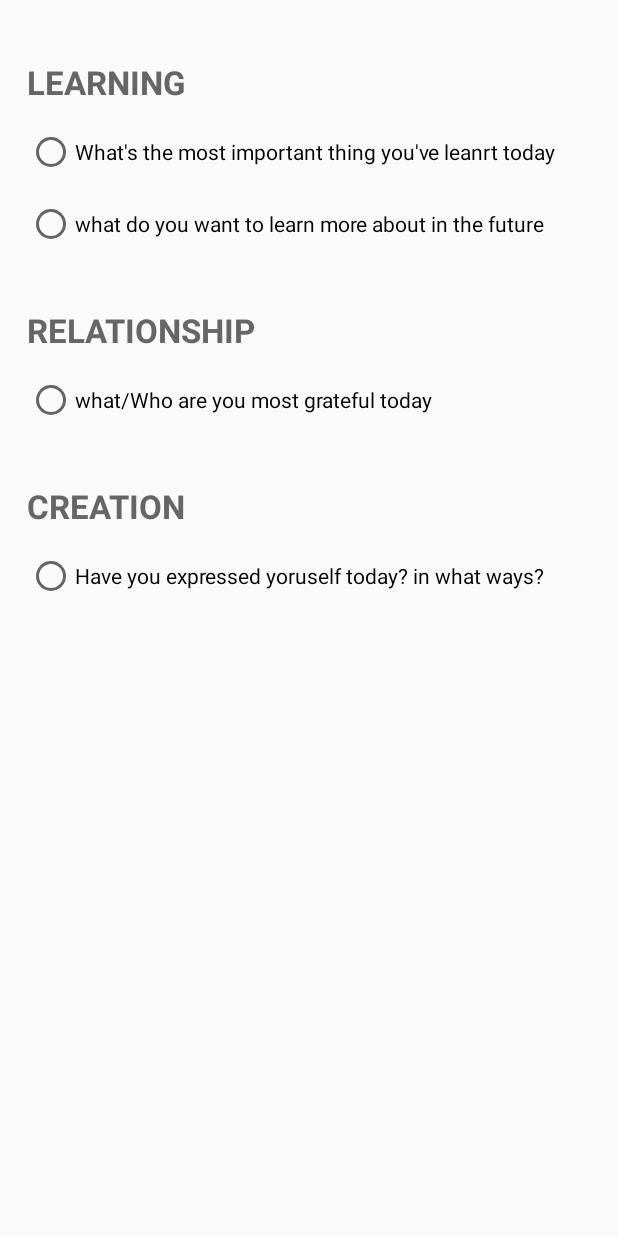
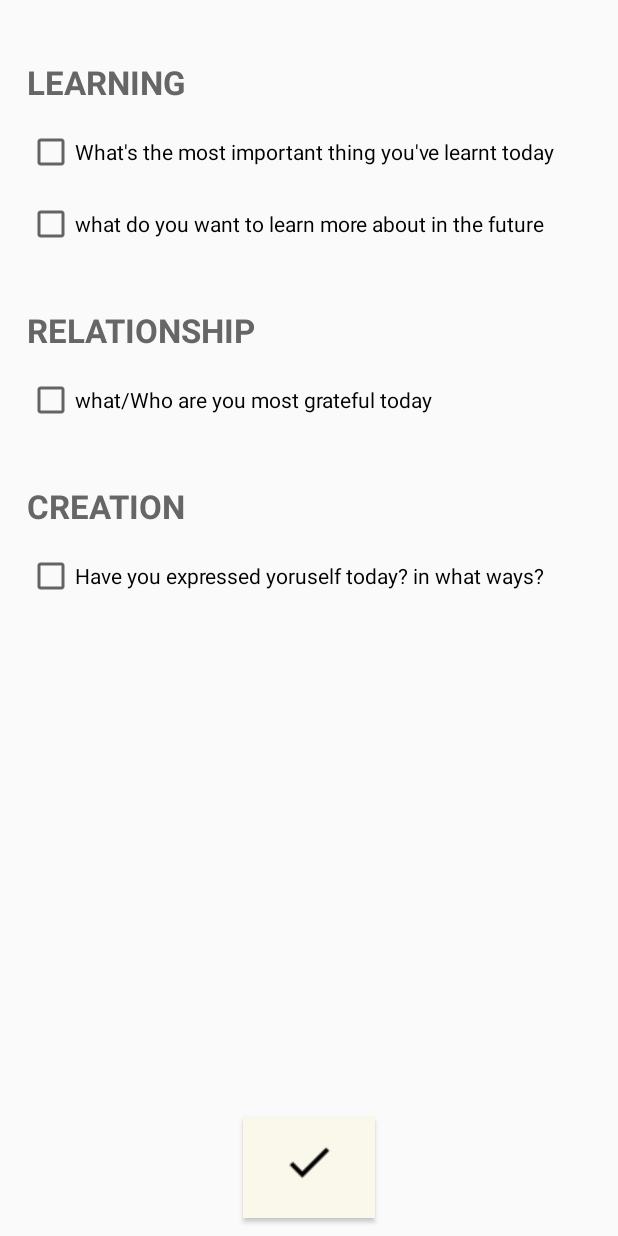
Before and after one commit to Lenaleuih/Echo_journal_app, an Android app: the layout activity_prompt.xml on its own in the app's theme, with its tools: preview values and no code run, on a phone screen of 412 x 824 dp. Run offline under Robolectric (Android 15) with nearby library versions, the phone set to English and light mode, and no system bars.

Commit message:
revise prompt for result

```diff
--- /dev/null
+++ b/app/src/main/java/com/example/android/sfinalproject_lenalshuangtingy/Keys.java
@@ -0,0 +1,5 @@
+package com.example.android.sfinalproject_lenalshuangtingy;
+
+public interface Keys {
+    String PROMPT_KEY = "p1";
+}
--- a/app/src/main/res/layout/activity_prompt.xml
+++ b/app/src/main/res/layout/activity_prompt.xml
@@ -1,11 +1,16 @@
 <?xml version="1.0" encoding="utf-8"?>
-<LinearLayout xmlns:android="http://schemas.android.com/apk/res/android"
+<RelativeLayout xmlns:android="http://schemas.android.com/apk/res/android"
     xmlns:app="http://schemas.android.com/apk/res-auto"
     xmlns:tools="http://schemas.android.com/tools"
     android:layout_width="match_parent"
     android:layout_height="match_parent"
     android:orientation="vertical"
     tools:context=".PromptActivity">
+
+    <LinearLayout
+        android:layout_width="match_parent"
+        android:layout_height="wrap_content"
+        android:orientation="vertical">
 
         <TextView
             style="@style/settingText"
@@ -14,24 +19,26 @@
             android:text="Learning" />
 
 
-    <RadioButton
-        android:id="@+id/learning1btn"
+        <CheckBox
+            android:id="@+id/prompt1btn"
             android:layout_width="match_parent"
             android:layout_height="wrap_content"
             android:layout_marginLeft="18dp"
             android:layout_marginTop="16dp"
             android:maxEms="15"
+            android:onClick="onCheckboxClicked"
             android:singleLine="false"
-        android:text="What's the most important thing you've leanrt today" />
+            android:text="What's the most important thing you've learnt today" />
 
 
-    <RadioButton
-        android:id="@+id/learning2btn"
+        <CheckBox
+            android:id="@+id/prompt2btn"
             android:layout_width="match_parent"
             android:layout_height="wrap_content"
             android:layout_marginLeft="18dp"
             android:layout_marginTop="16dp"
             android:maxEms="15"
+            android:onClick="onCheckboxClicked"
             android:singleLine="false"
             android:text="what do you want to learn more about in the future" />
 
@@ -41,13 +48,14 @@
             android:layout_height="wrap_content"
             android:text="Relationship" />
 
-    <RadioButton
-        android:id="@+id/learning3btn"
+        <CheckBox
+            android:id="@+id/prompt3btn"
             android:layout_width="match_parent"
             android:layout_height="wrap_content"
             android:layout_marginLeft="18dp"
             android:layout_marginTop="16dp"
             android:maxEms="15"
+            android:onClick="onCheckboxClicked"
             android:singleLine="false"
             android:text="what/Who are you most grateful today" />
 
@@ -58,15 +66,30 @@
             android:layout_height="wrap_content"
             android:text="creation" />
 
-    <RadioButton
-        android:id="@+id/learning4btn"
+        <CheckBox
+            android:id="@+id/prompt4btn"
             android:layout_width="match_parent"
             android:layout_height="wrap_content"
             android:layout_marginLeft="18dp"
             android:layout_marginTop="16dp"
             android:maxEms="15"
+            android:onClick="onCheckboxClicked"
             android:singleLine="false"
             android:text="Have you expressed yoruself today? in what ways?" />
 
+    </LinearLayout>
 
-</LinearLayout>
+    <Button
+        android:layout_width="wrap_content"
+        android:layout_height="wrap_content"
+        android:layout_alignParentBottom="true"
+        android:layout_centerHorizontal="true"
+        android:layout_marginRight="32dp"
+        android:layout_marginBottom="12dp"
+        android:background="@color/colorPrimaryCream"
+        android:drawableTop="@drawable/click"
+        android:onClick="sendPrompt"
+        android:paddingTop="12dp"
+        android:paddingBottom="0dp" />
+
+</RelativeLayout>
--- a/app/src/main/res/values/styles.xml
+++ b/app/src/main/res/values/styles.xml
@@ -9,7 +9,6 @@
         <item name="android:actionButtonStyle">@style/myActionButtonStyle</item>
         <item name="actionButtonStyle">@style/myActionButtonStyle</item>
         <item name="android:actionBarStyle">@style/MyActionBar</item>
-        <item name="actionBarStyle">@style/myActionButtonStyle</item>
     </style>
 
     <!--define the style of action button-->
@@ -22,7 +21,7 @@
     <!--define the style of action bar-->
 
     <style name="MyActionBar" parent="@android:style/Widget.Holo.Light.ActionBar">
-        <item name="android:background">@color/colorPrimaryDarkerBrown</item>
+        <item name="android:background">@color/colorPrimaryCream</item>
 
         <!--define the textStyle for SettingActivity-->
     </style>
```
Also changed, not shown: app/src/main/java/com/example/android/sfinalproject_lenalshuangtingy/EditActivity.java (+19 -1 lines), app/src/main/java/com/example/android/sfinalproject_lenalshuangtingy/PromptActivity.java (+66 -3 lines), app/src/main/res/layout/activity_edit.xml (+4 -3 lines). Lines whose indentation alone changed are shown as unchanged.
